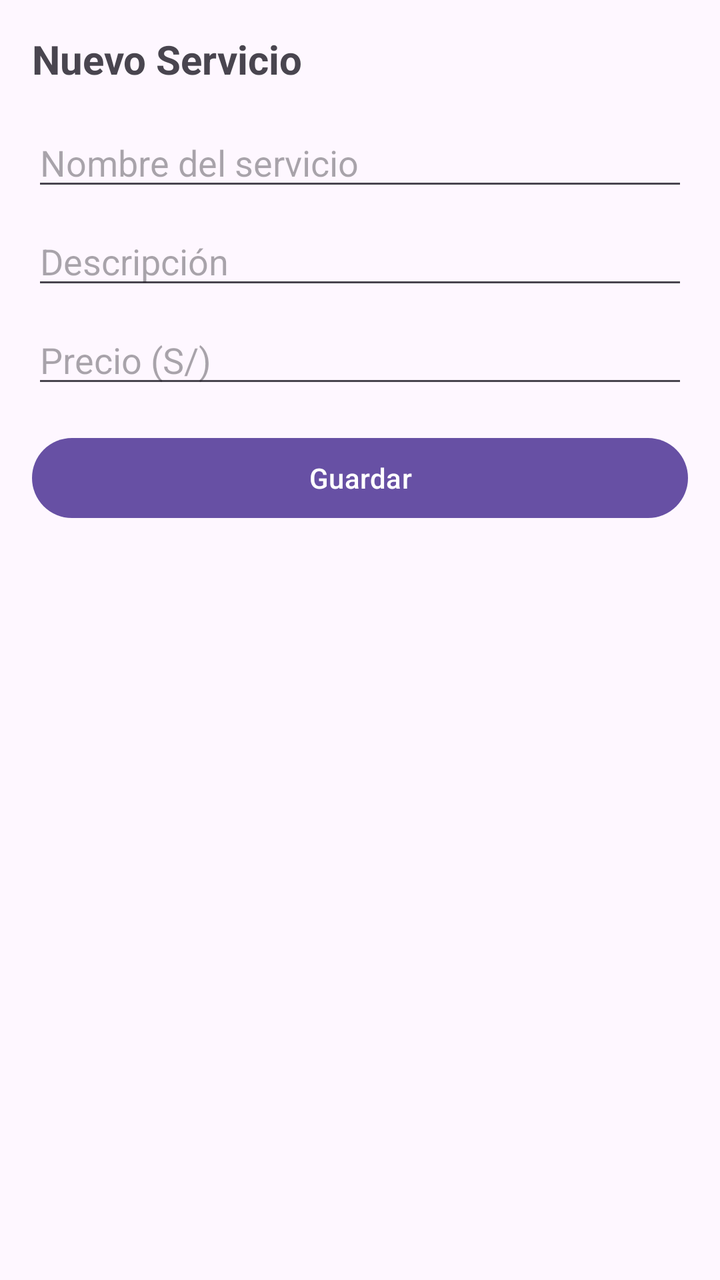
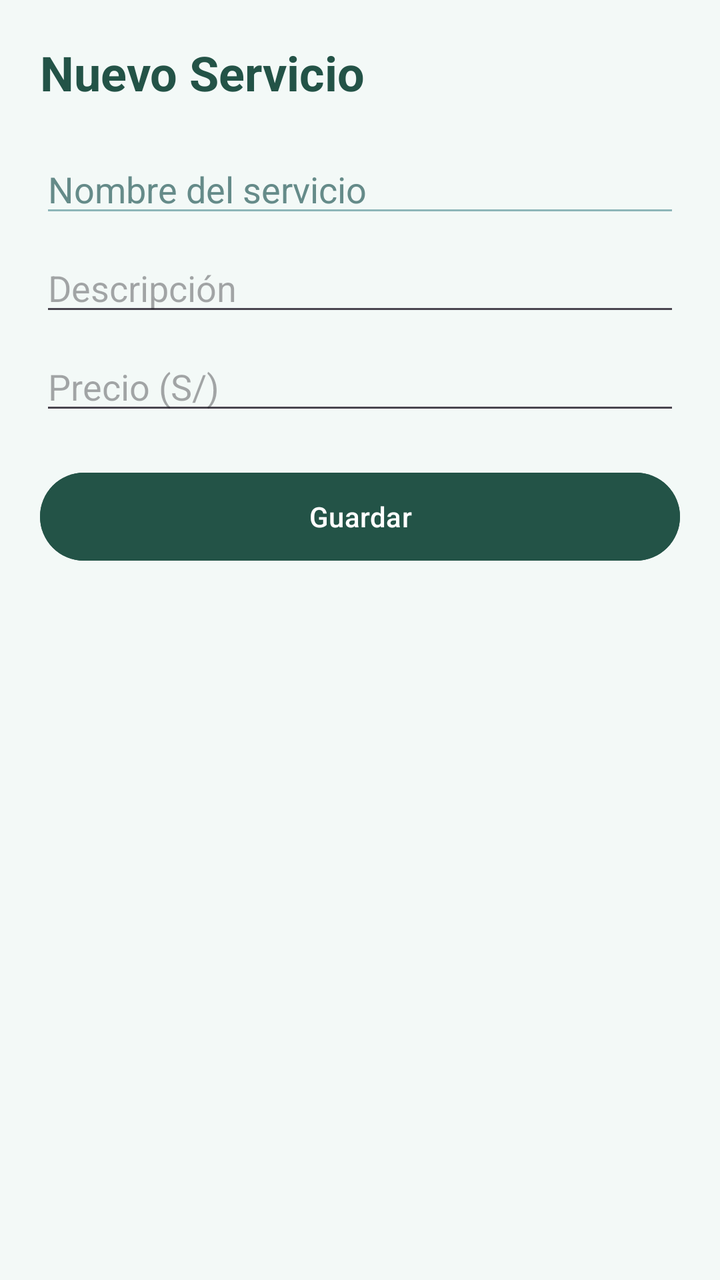

An Android layout rendered at two revisions. The XML below is the earlier revision; the diff shows what the commit changed to produce the second picture.
<!-- AndroidManifest.xml: application theme Theme.T1 -->
<!-- res/layout/activity_servicio_form.xml -->
<?xml version="1.0" encoding="utf-8"?>
<ScrollView xmlns:android="http://schemas.android.com/apk/res/android"
    android:layout_width="match_parent"
    android:layout_height="match_parent">

    <LinearLayout
        android:layout_width="match_parent"
        android:layout_height="wrap_content"
        android:orientation="vertical"
        android:padding="16dp">

        <TextView
            android:id="@+id/tvTituloForm"
            android:layout_width="wrap_content"
            android:layout_height="wrap_content"
            android:text="Nuevo Servicio"
            android:textSize="20sp"
            android:textStyle="bold"
            android:layout_marginBottom="16dp"/>

        <EditText android:id="@+id/etNombre" android:layout_width="match_parent"
            android:layout_height="wrap_content" android:hint="Nombre del servicio"/>

        <EditText android:id="@+id/etDescripcion" android:layout_width="match_parent"
            android:layout_height="wrap_content" android:hint="Descripción" android:layout_marginTop="8dp"/>

        <EditText android:id="@+id/etPrecio" android:layout_width="match_parent"
            android:layout_height="wrap_content" android:hint="Precio (S/)" android:inputType="numberDecimal"
            android:layout_marginTop="8dp"/>

        <Button android:id="@+id/btnGuardar" android:layout_width="match_parent"
            android:layout_height="wrap_content" android:text="Guardar" android:layout_marginTop="16dp"/>

    </LinearLayout>
</ScrollView>
<!-- resources referenced by this layout -->
<resources>
  <style name="Theme.T1" parent="Base.Theme.T1" />
  <style name="Base.Theme.T1" parent="Theme.Material3.DayNight.NoActionBar">
          
          
      </style>
</resources>

<!-- the commit's change to res/layout/activity_servicio_form.xml (unified diff, before → after) -->
@@ -1,25 +1,28 @@
 <?xml version="1.0" encoding="utf-8"?>
 <ScrollView xmlns:android="http://schemas.android.com/apk/res/android"
     android:layout_width="match_parent"
-    android:layout_height="match_parent">
+    android:layout_height="match_parent"
+    android:background="#F3F9F7">
 
     <LinearLayout
         android:layout_width="match_parent"
         android:layout_height="wrap_content"
         android:orientation="vertical"
-        android:padding="16dp">
+        android:padding="20dp">
 
         <TextView
             android:id="@+id/tvTituloForm"
             android:layout_width="wrap_content"
             android:layout_height="wrap_content"
             android:text="Nuevo Servicio"
-            android:textSize="20sp"
+            android:textSize="24sp"
             android:textStyle="bold"
-            android:layout_marginBottom="16dp"/>
+            android:textColor="#235347"
+            android:layout_marginBottom="20dp"/>
 
         <EditText android:id="@+id/etNombre" android:layout_width="match_parent"
-            android:layout_height="wrap_content" android:hint="Nombre del servicio"/>
+            android:layout_height="wrap_content" android:hint="Nombre del servicio"
+            android:backgroundTint="#8EB6B9" android:textColor="#235347" android:textColorHint="#658B89"/>
 
         <EditText android:id="@+id/etDescripcion" android:layout_width="match_parent"
             android:layout_height="wrap_content" android:hint="Descripción" android:layout_marginTop="8dp"/>
@@ -29,7 +32,8 @@
             android:layout_marginTop="8dp"/>
 
         <Button android:id="@+id/btnGuardar" android:layout_width="match_parent"
-            android:layout_height="wrap_content" android:text="Guardar" android:layout_marginTop="16dp"/>
+            android:layout_height="wrap_content" android:text="Guardar" android:layout_marginTop="20dp"
+            android:backgroundTint="#235347" android:textColor="#FFFFFF" android:minHeight="52dp"/>
 
     </LinearLayout>
 </ScrollView>
